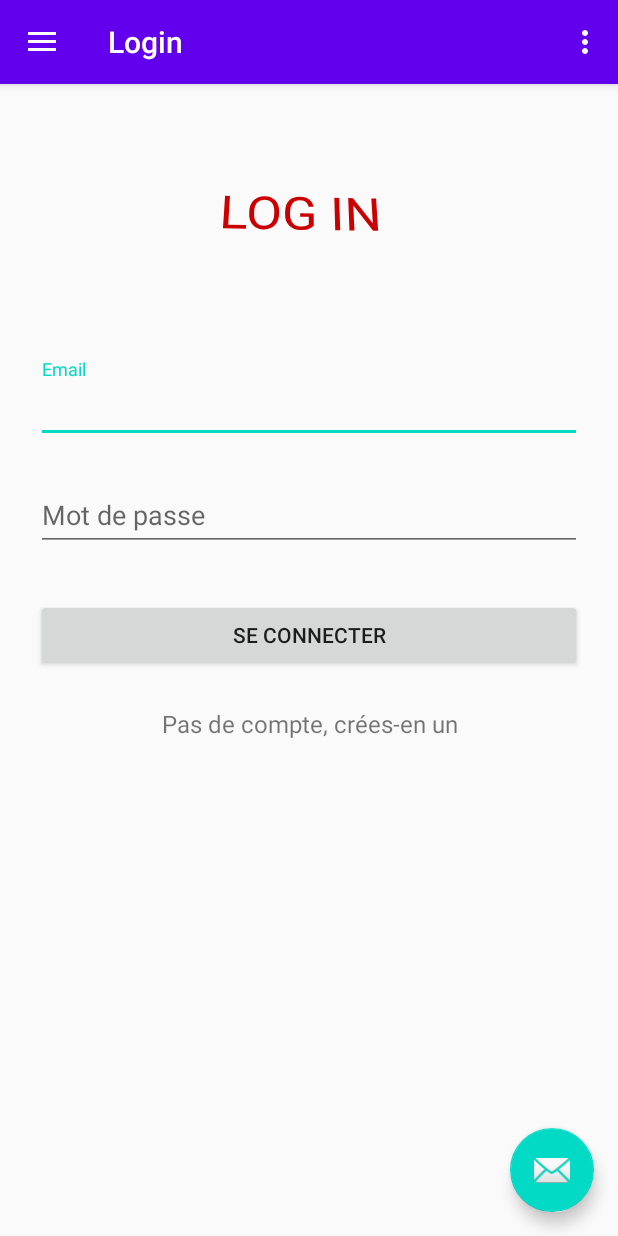
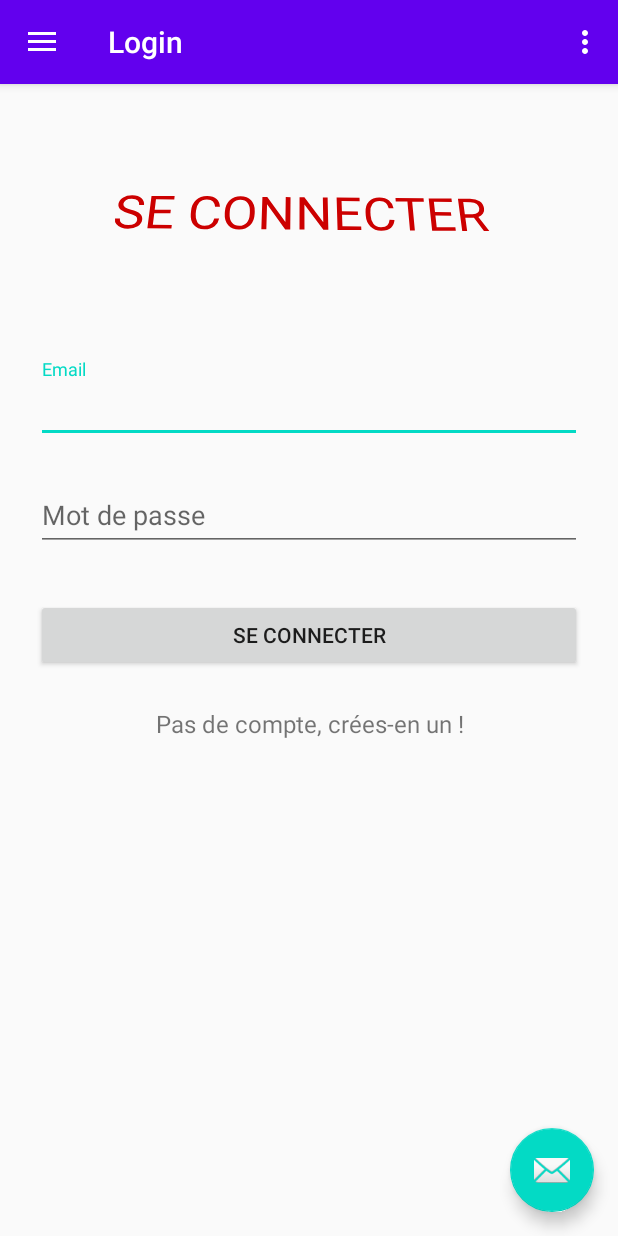
Before and after one commit to AlexisDieu/MobileJustDogIt, an Android app: the screen it shows after launch (NavigationActivity), in the side drawer, after a tap on "Login", on a phone screen of 412 x 824 dp. Run offline under Robolectric (Android 15) with nearby library versions, the phone set to English and light mode, and no system bars; our stand-ins replace navigation-ui.

Commit message:
LoginForm Done

```diff
--- a/app/src/main/res/layout/fragment_login.xml
+++ b/app/src/main/res/layout/fragment_login.xml
@@ -5,12 +5,12 @@
     android:fitsSystemWindows="true">
 
     <LinearLayout
+        android:layout_width="match_parent"
+        android:layout_height="match_parent"
         android:orientation="vertical"
-        android:layout_width="match_parent"
-        android:layout_height="wrap_content"
+        android:paddingLeft="24dp"
+
         android:paddingTop="56dp"
-
-        android:paddingLeft="24dp"
         android:paddingRight="24dp">
 
         <TextView
@@ -19,8 +19,8 @@
             android:layout_width="354dp"
             android:layout_height="119dp"
             android:rotationX="25"
-            android:rotationY="2"
-            android:text="Log in"
+            android:rotationY="1"
+            android:text="Se connecter"
             android:textAlignment="center"
             android:textAllCaps="true"
             android:textColor="@android:color/holo_red_dark"
@@ -32,11 +32,13 @@
             android:layout_height="wrap_content"
             android:layout_marginTop="8dp"
             android:layout_marginBottom="8dp">
-            <EditText android:id="@+id/Login_email"
+
+            <EditText
+                android:id="@+id/Login_email"
                 android:layout_width="match_parent"
                 android:layout_height="wrap_content"
-                android:inputType="textEmailAddress"
-                android:hint="Email" />
+                android:hint="Email"
+                android:inputType="textEmailAddress" />
         </com.google.android.material.textfield.TextInputLayout>
 
         <!-- Password Label -->
@@ -69,11 +71,11 @@
             android:layout_height="wrap_content"
             android:layout_marginBottom="24dp"
             android:gravity="center"
-            android:text="Pas de compte, crées-en un"
+            android:text="Pas de compte, crées-en un !"
             android:textSize="16dip" />
 
 
-
-    </LinearLayout>/>
+    </LinearLayout>
+    />
 
 </FrameLayout>
```
